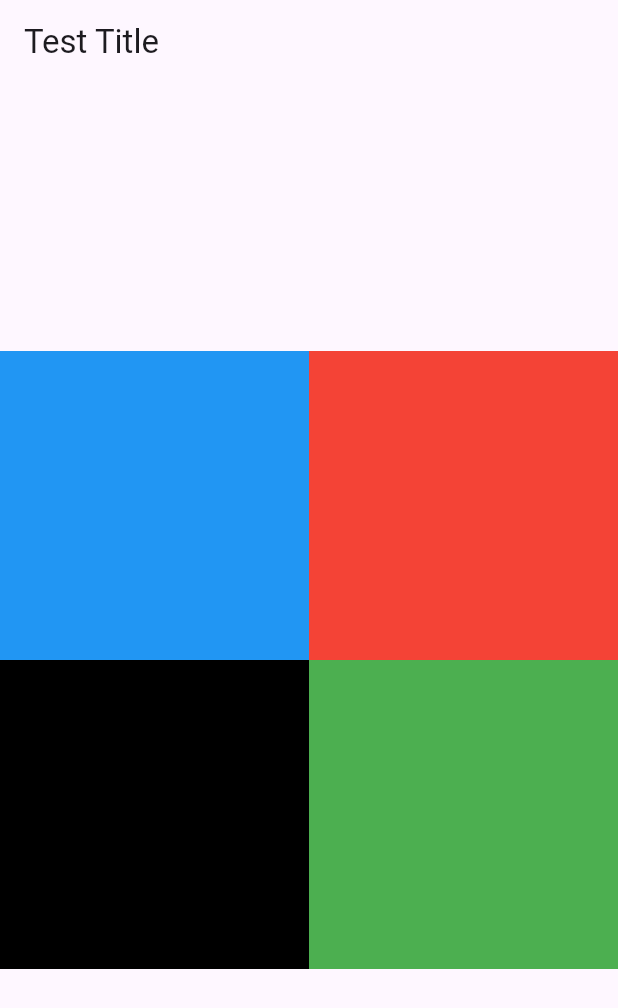
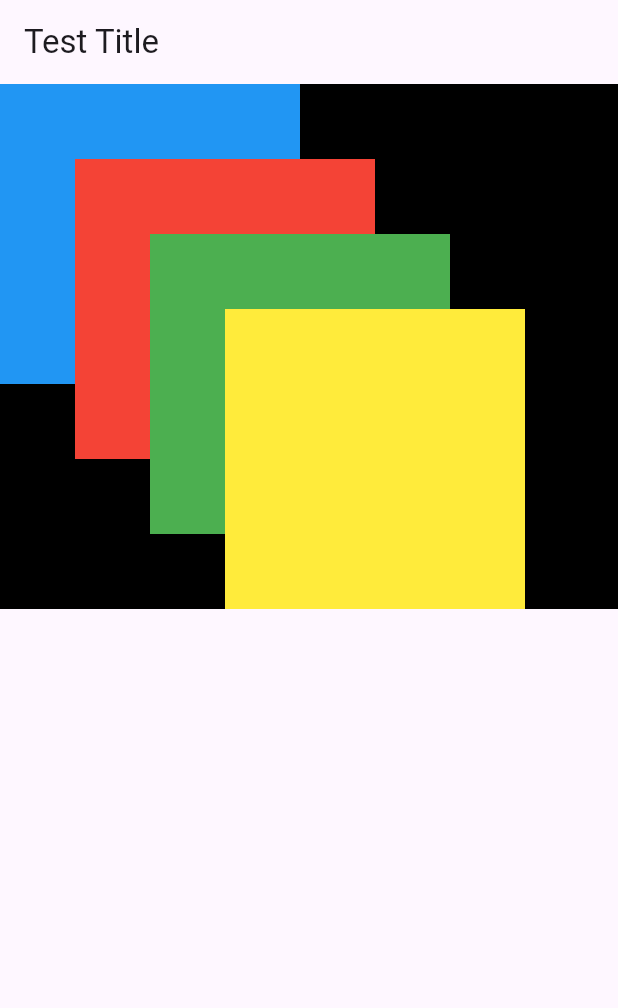
Before and after one commit to devgeniegenie/flutter_test, a Flutter app: the screen it shows after launch, on a phone screen of 412 x 824 dp. Shown: the top 1008 px of the screen. Run offline on Flutter 3.47's test engine with Material 3 defaults, Android fonts, the phone set to English and light mode, and no system bars.

Commit message:
- Stack을 사용하여 여러가지 위젯 중첩

```diff
--- a/lib/main.dart
+++ b/lib/main.dart
@@ -34,40 +34,32 @@ class _MyHomePageState extends State<MyHomePage> {
       resizeToAvoidBottomInset: false,
       appBar: AppBar(title: const Text("Test Title")),
       body: Container(
-        alignment: Alignment.topLeft,
-        child: Column(
-          mainAxisAlignment: MainAxisAlignment.center,
-          crossAxisAlignment: CrossAxisAlignment.center,
-          children: [
-            Row(
-              mainAxisAlignment: MainAxisAlignment.center,
+        width: MediaQuery.of(context).size.width,
+        color: Colors.black,
+        child: Stack(
           children: [
             Container(
-                  width: MediaQuery.of(context).size.width / 2,
-                  height: MediaQuery.of(context).size.height / 4,
+              width: 200,
+              height: 200,
               color: Colors.blue,
             ),
             Container(
-                  width: MediaQuery.of(context).size.width / 2,
-                  height: MediaQuery.of(context).size.height / 4,
+              width: 200,
+              height: 200,
+              margin: const EdgeInsets.only(top: 50, left: 50),
               color: Colors.red,
             ),
-              ],
-            ),
-            Row(
-              mainAxisAlignment: MainAxisAlignment.center,
-              children: [
             Container(
-                  width: MediaQuery.of(context).size.width / 2,
-                  height: MediaQuery.of(context).size.height / 4,
-                  color: Colors.black,
+              width: 200,
+              height: 200,
+              margin: const EdgeInsets.only(top: 100, left: 100),
+              color: Colors.green,
             ),
             Container(
-                  width: MediaQuery.of(context).size.width / 2,
-                  height: MediaQuery.of(context).size.height / 4,
-                  color: Colors.green,
-                ),
-              ],
+              width: 200,
+              height: 200,
+              margin: const EdgeInsets.only(top: 150, left: 150),
+              color: Colors.yellow,
             ),
           ],
         ),
```
Lines whose indentation alone changed are shown as unchanged.
